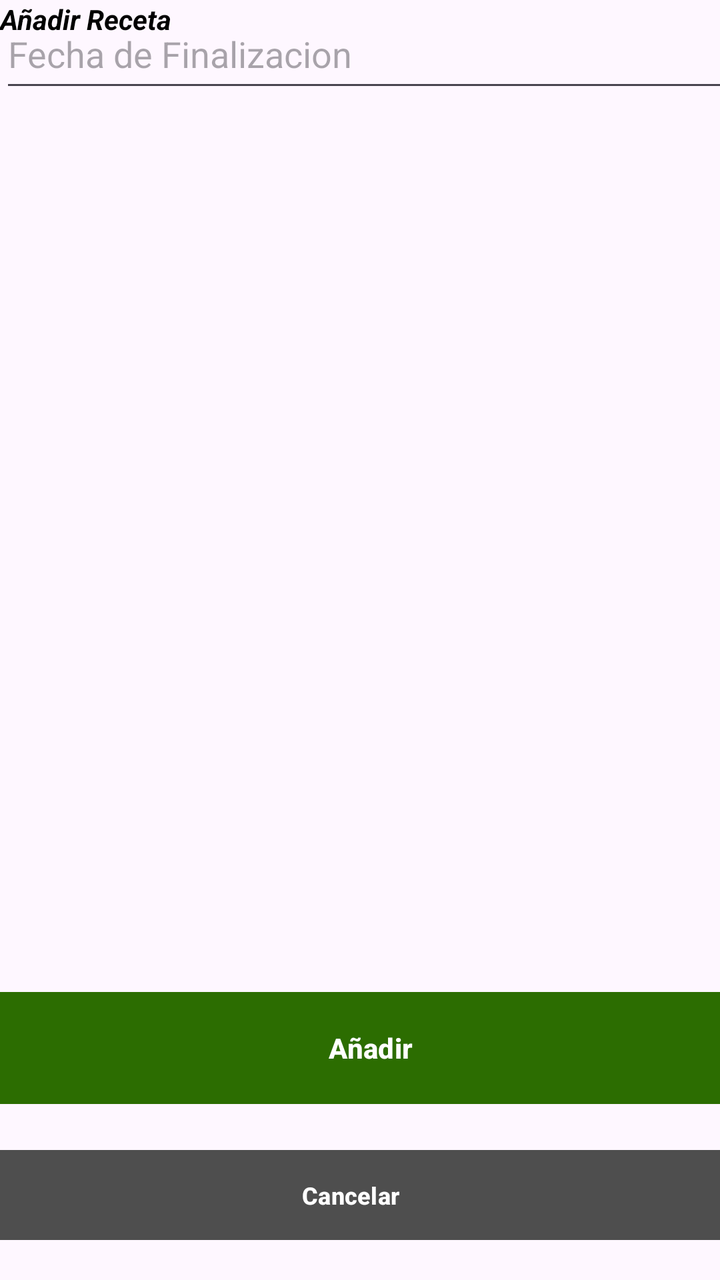
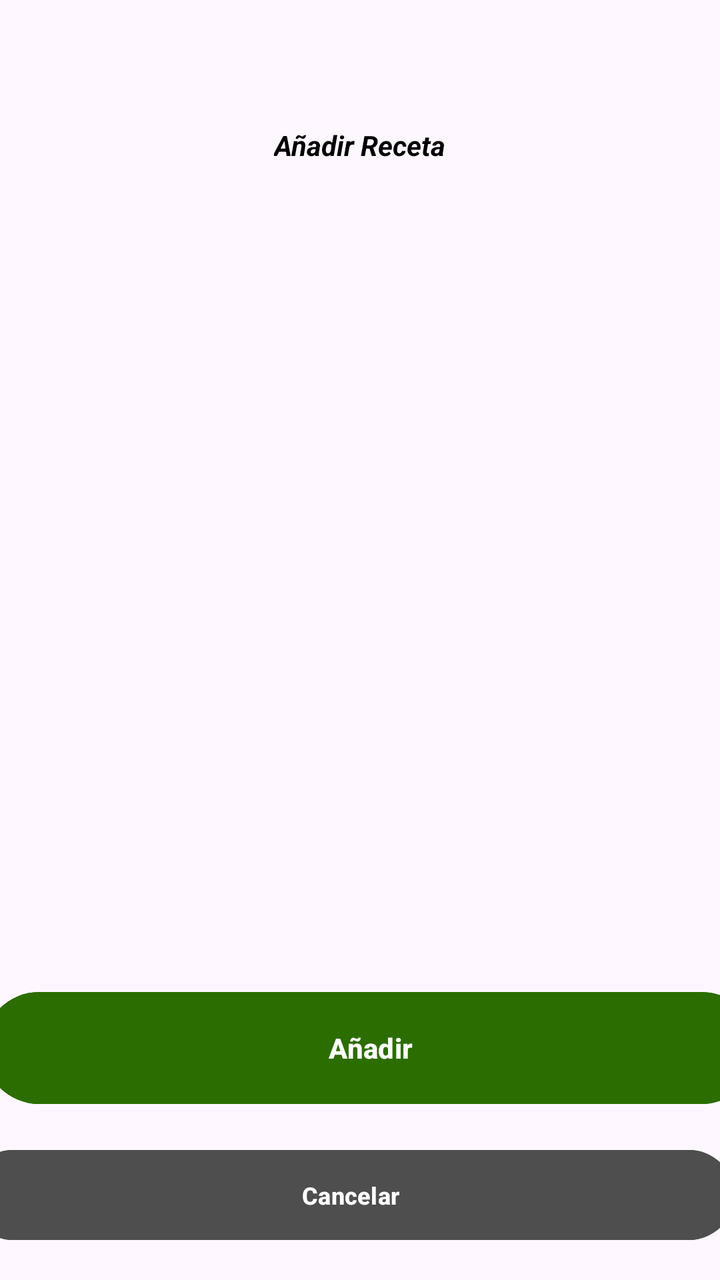

The first picture is an Android layout as it rendered before a commit; the second is the same layout after the commit. The layout source and the unified diff follow.
<!-- AndroidManifest.xml: application theme Theme.MobilesVC -->
<!-- res/layout/receta_crear_view.xml -->
<?xml version="1.0" encoding="utf-8"?>
<androidx.constraintlayout.widget.ConstraintLayout xmlns:android="http://schemas.android.com/apk/res/android"
    xmlns:app="http://schemas.android.com/apk/res-auto"
    xmlns:tools="http://schemas.android.com/tools"
    android:layout_width="match_parent"
    android:layout_height="match_parent">

    <Button
        android:id="@+id/vVolverCrearReceta"
        android:layout_width="383dp"
        android:layout_height="53dp"
        android:layout_marginHorizontal="24dp"
        android:layout_marginTop="8dp"
        android:layout_marginBottom="16dp"
        android:backgroundTint="#4E4E4E"
        android:paddingVertical="10dp"
        android:text="Cancelar"
        android:textSize="12sp"
        android:textStyle="bold"
        android:visibility="visible"
        app:cornerRadius="@dimen/item_transform_image_length"
        app:layout_constraintBottom_toBottomOf="parent"
        app:layout_constraintEnd_toEndOf="parent"
        app:layout_constraintHorizontal_bias="0.571"
        app:layout_constraintStart_toStartOf="parent"
        app:layout_constraintTop_toBottomOf="@+id/btIniciarSesion" />

    <Button
        android:id="@+id/vCrearReceta"
        android:layout_width="387dp"
        android:layout_height="64dp"
        android:layout_marginTop="48dp"
        android:layout_marginBottom="84dp"
        android:backgroundTint="#2C6D01"
        android:paddingVertical="14dp"
        android:text="Añadir"
        android:textStyle="bold"
        app:cornerRadius="@dimen/item_transform_image_length"
        app:layout_constraintBottom_toBottomOf="parent"
        app:layout_constraintEnd_toEndOf="parent"
        app:layout_constraintHorizontal_bias="0.333"
        app:layout_constraintStart_toStartOf="parent"
        app:layout_constraintTop_toBottomOf="@+id/etClave" />

    <TextView
        android:id="@+id/textView10"
        android:layout_width="wrap_content"
        android:layout_height="wrap_content"
        android:fontFamily="sans-serif"
        android:text="Añadir Receta"
        android:textColor="#000000"
        android:textStyle="bold|italic"
        tools:layout_editor_absoluteX="125dp"
        tools:layout_editor_absoluteY="63dp"
        tools:textSize="26sp" />

    <EditText
        android:id="@+id/vFechaCrear"
        android:layout_width="373dp"
        android:layout_height="51dp"
        android:ems="10"
        android:hint="Fecha de Finalizacion"
        android:inputType="date"
        tools:layout_editor_absoluteX="17dp"
        tools:layout_editor_absoluteY="254dp" />
</androidx.constraintlayout.widget.ConstraintLayout>
<!-- resources referenced by this layout -->
<resources>
  <style name="Theme.MobilesVC" parent="Base.Theme.MobilesVC" />
  <style name="Base.Theme.MobilesVC" parent="Theme.Material3.DayNight.NoActionBar">
          
          
      </style>
</resources>

<!-- the commit's change to res/layout/receta_crear_view.xml (unified diff, before → after) -->
@@ -18,12 +18,10 @@
         android:textSize="12sp"
         android:textStyle="bold"
         android:visibility="visible"
-        app:cornerRadius="@dimen/item_transform_image_length"
         app:layout_constraintBottom_toBottomOf="parent"
         app:layout_constraintEnd_toEndOf="parent"
         app:layout_constraintHorizontal_bias="0.571"
-        app:layout_constraintStart_toStartOf="parent"
-        app:layout_constraintTop_toBottomOf="@+id/btIniciarSesion" />
+        app:layout_constraintStart_toStartOf="parent" />
 
     <Button
         android:id="@+id/vCrearReceta"
@@ -35,32 +33,40 @@
         android:paddingVertical="14dp"
         android:text="Añadir"
         android:textStyle="bold"
-        app:cornerRadius="@dimen/item_transform_image_length"
         app:layout_constraintBottom_toBottomOf="parent"
         app:layout_constraintEnd_toEndOf="parent"
         app:layout_constraintHorizontal_bias="0.333"
-        app:layout_constraintStart_toStartOf="parent"
-        app:layout_constraintTop_toBottomOf="@+id/etClave" />
+        app:layout_constraintStart_toStartOf="parent" />
 
     <TextView
         android:id="@+id/textView10"
         android:layout_width="wrap_content"
         android:layout_height="wrap_content"
+        android:layout_marginStart="126dp"
+        android:layout_marginTop="63dp"
+        android:layout_marginEnd="126dp"
         android:fontFamily="sans-serif"
         android:text="Añadir Receta"
         android:textColor="#000000"
         android:textStyle="bold|italic"
-        tools:layout_editor_absoluteX="125dp"
-        tools:layout_editor_absoluteY="63dp"
+        app:layout_constraintEnd_toEndOf="parent"
+        app:layout_constraintStart_toStartOf="parent"
+        app:layout_constraintTop_toTopOf="parent"
         tools:textSize="26sp" />
 
     <EditText
         android:id="@+id/vFechaCrear"
         android:layout_width="373dp"
         android:layout_height="51dp"
+        android:layout_marginStart="18dp"
+        android:layout_marginTop="156dp"
+        android:layout_marginEnd="21dp"
+        android:layout_marginBottom="278dp"
         android:ems="10"
         android:hint="Fecha de Finalizacion"
         android:inputType="date"
-        tools:layout_editor_absoluteX="17dp"
-        tools:layout_editor_absoluteY="254dp" />
+        app:layout_constraintBottom_toTopOf="@+id/vCrearReceta"
+        app:layout_constraintEnd_toEndOf="parent"
+        app:layout_constraintStart_toStartOf="parent"
+        app:layout_constraintTop_toBottomOf="@+id/textView10" />
 </androidx.constraintlayout.widget.ConstraintLayout>
